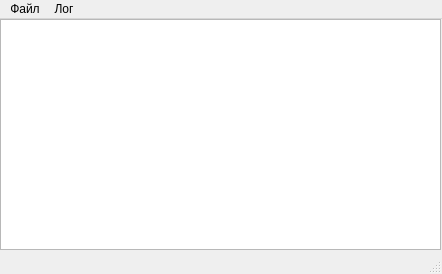
Qt form лаб.2/GUIStringFinder.ui (Klym/python_labs) before a commit.
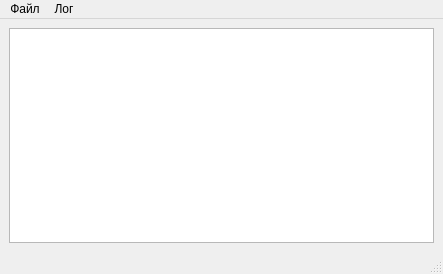
The same form after that commit.

Commit message: fix working with russian paths

```diff
--- a/лаб.2/GUIStringFinder.ui
+++ b/лаб.2/GUIStringFinder.ui
@@ -6,7 +6,7 @@
    <rect>
     <x>0</x>
     <y>0</y>
-    <width>442</width>
+    <width>443</width>
     <height>274</height>
    </rect>
   </property>
@@ -14,24 +14,23 @@
    <string>Искатель строк</string>
   </property>
   <widget class="QWidget" name="centralwidget">
+   <layout class="QGridLayout" name="gridLayout">
+    <item row="0" column="0">
    <widget class="QListView" name="listView">
-    <property name="geometry">
-     <rect>
-      <x>0</x>
-      <y>0</y>
-      <width>441</width>
-      <height>231</height>
-     </rect>
-    </property>
-   </widget>
+      <property name="editTriggers">
+       <set>QAbstractItemView::NoEditTriggers</set>
+      </property>
+     </widget>
+    </item>
+   </layout>
   </widget>
   <widget class="QMenuBar" name="menubar">
    <property name="geometry">
     <rect>
      <x>0</x>
      <y>0</y>
-     <width>442</width>
-     <height>21</height>
+     <width>443</width>
+     <height>20</height>
     </rect>
    </property>
    <widget class="QMenu" name="menu">
```
Left out of the diff: 2 changed lines with no effect on the pictures. Lines whose indentation alone changed are shown as unchanged. The commit also changes 2 other files.
